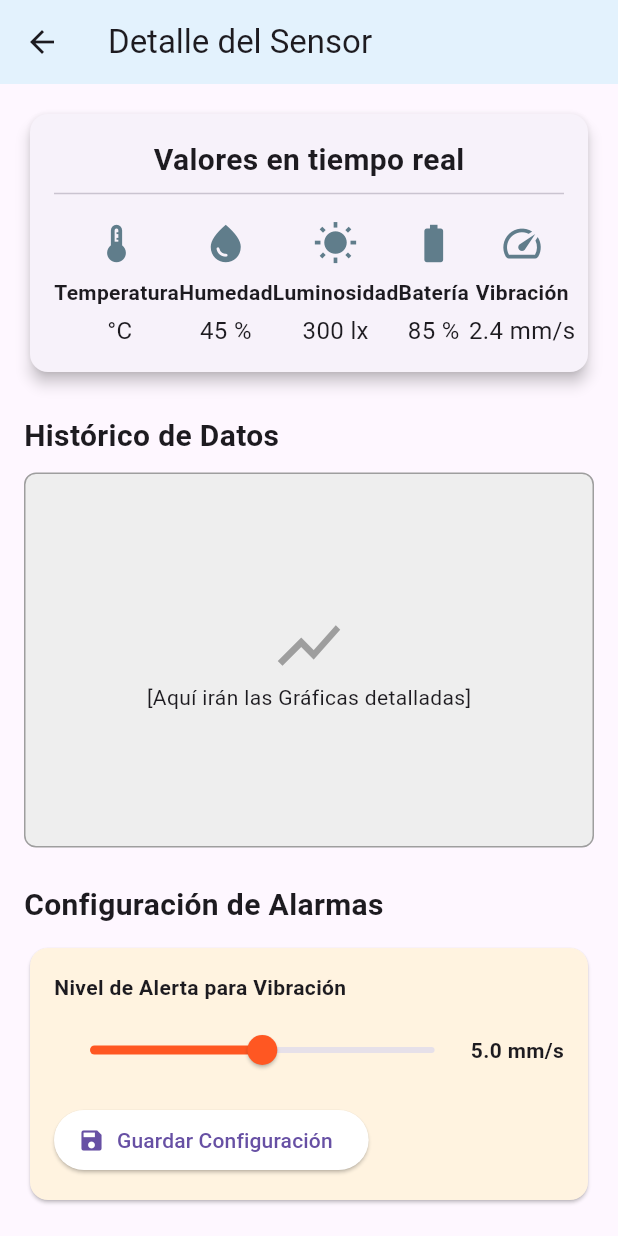
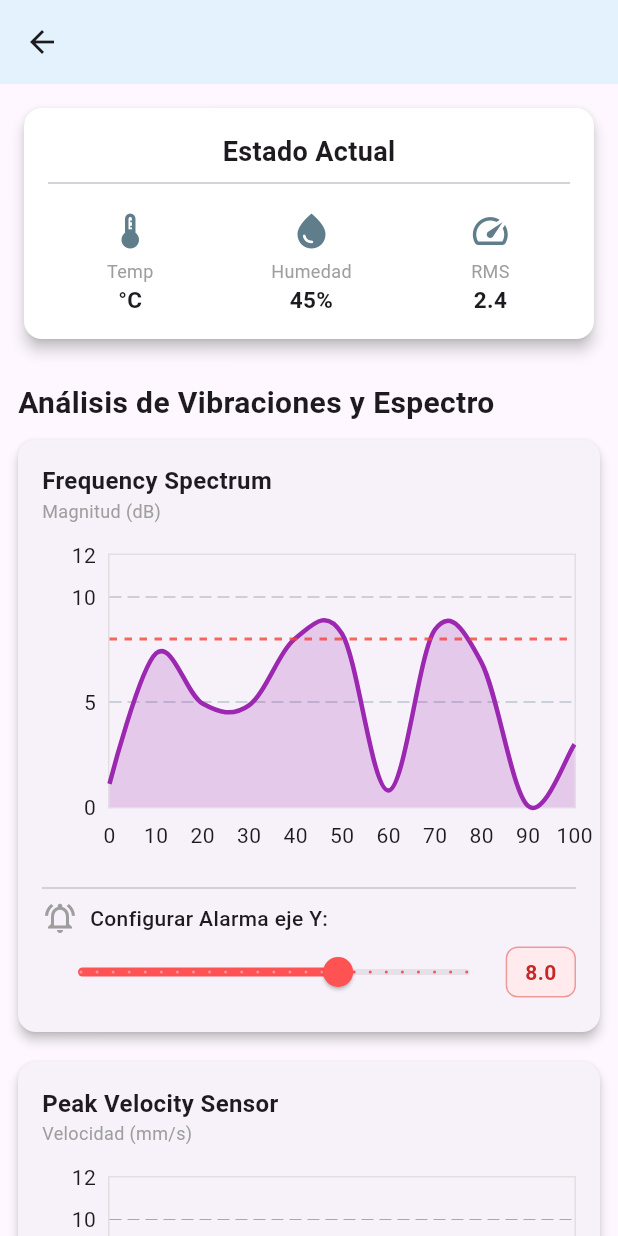
Before and after one commit to Yambo13/Panel_Flutter, a Flutter app: the SensorDetailScreen screen opened directly with empty values, on a phone screen of 412 x 824 dp. Run offline on Flutter 3.47's test engine with Material 3 defaults, Android fonts, the phone set to English and light mode, and no system bars; drawn by our look-alikes of fl_chart; our stand-ins replace flutter_map, latlong2, syncfusion_flutter_gauges; missing offline and left inert: influxdb_client.

Commit message:
Refactor SensorDetailScreen and add charts for vibration analysis

```diff
--- a/lib/ui/screens/sensor_detail_screen.dart
+++ b/lib/ui/screens/sensor_detail_screen.dart
@@ -1,129 +1,80 @@
 // lib/ui/screens/dashboard_screen.dart
 import 'package:flutter/material.dart';
+import 'package:fl_chart/fl_chart.dart'; // Importamos la librería de gráficas
+import 'package:agro/services/influx_services.dart';
+import 'dart:math'; // Para generar datos aleatorios
 
-
-
-class SensorDetailScreen extends StatefulWidget {
+class SensorDetailScreen extends StatelessWidget {
   final Map<String, dynamic> sensorData;
 
   const SensorDetailScreen({super.key, required this.sensorData});
 
   @override
-  State<SensorDetailScreen> createState() => _SensorDetailScreenState();
-}
-
-class _SensorDetailScreenState extends State<SensorDetailScreen> {
-  double _limiteAlarma = 5.0; //Estado local para el límite de alarma
-
-  @override
   Widget build(BuildContext context) {
-    final data = widget.sensorData;
-
     return Scaffold(
       appBar: AppBar(
-        title: Text("Detalle del Sensor ${widget.sensorData['id']}"),
+        title: Text(sensorData['id']),
         backgroundColor: Colors.blue[50],
       ),
-
       body: SingleChildScrollView(
-        padding: const EdgeInsets.all(16.0),
+        padding: const EdgeInsets.all(12.0),
         child: Column(
           crossAxisAlignment: CrossAxisAlignment.start,
           children: [
-            Card(
-              elevation:4,
+            // 1. Tarjeta de Resumen (Datos actuales estáticos)
+            _buildSummaryCard(),
+
+            const SizedBox(height: 24),
+            const Text("Análisis de Vibraciones y Espectro", style: TextStyle(fontSize: 20, fontWeight: FontWeight.bold)),
+            const SizedBox(height: 10),
+
+            // 2. LAS 4 GRÁFICAS SOLICITADAS
+            // Cada una es independiente y tiene su propia alarma
+            const _SensorChartCard(
+              title: "Frequency Spectrum",
+              lineColor: Colors.purple,
+              yAxisLabel: "Magnitud (dB)",
+              maxX: 100, // Eje X hasta 100 Hz
+            ),
+            const _SensorChartCard(
+              title: "Peak Velocity Sensor",
+              lineColor: Colors.green,
+              yAxisLabel: "Velocidad (mm/s)",
+            ),
+            const _SensorChartCard(
+              title: "Radial Bearing RMS Velocity",
+              lineColor: Colors.orange,
+              yAxisLabel: "Velocidad RMS (mm/s)",
+            ),
+            const _SensorChartCard(
+              title: "Radial Bearing Peak Acceleration",
+              lineColor: Colors.redAccent,
+              yAxisLabel: "Aceleración (G)",
+            ),
+          ],
+        ),
+      ),
+    );
+  }
+
+  Widget _buildSummaryCard() {
+    return Card(
+      elevation: 4,
+      color: Colors.white,
       child: Padding(
         padding: const EdgeInsets.all(16.0),
         child: Column(
           children: [
-                    const Text("Valores en tiempo real", style: TextStyle(fontSize: 20, fontWeight: FontWeight.bold)),
+            const Text("Estado Actual", style: TextStyle(fontSize: 18, fontWeight: FontWeight.bold)),
             const Divider(),
-                    const SizedBox(height:10),
+            const SizedBox(height: 10),
             Row(
               mainAxisAlignment: MainAxisAlignment.spaceAround,
               children: [
-                        _InfoColumn( icon: Icons.thermostat, label: "Temperatura", value: "${widget.sensorData['temperatura']} °C"),
-                        const _InfoColumn( icon: Icons.water_drop, label: "Humedad", value: "45 %"),
-                        const _InfoColumn( icon: Icons.wb_sunny, label: "Luminosidad", value: "300 lx"),
-                        const _InfoColumn( icon: Icons.battery_full, label: "Batería", value: "85 %"),
-                        const _InfoColumn( icon: Icons.speed, label: "Vibración", value: "2.4 mm/s"),
-                      ]
-                    ),
+                _InfoColumn(icon: Icons.thermostat, label: "Temp", value: "${sensorData['val']}°C"),
+                const _InfoColumn(icon: Icons.water_drop, label: "Humedad", value: "45%"),
+                const _InfoColumn(icon: Icons.speed, label: "RMS", value: "2.4"),
               ],
-                ),
-              ),
-            ),
-            const SizedBox(height: 24),
-
-            // 2. Sección de Gráficas (Placeholder)
-            const Text("Histórico de Datos", style: TextStyle(fontSize: 20, fontWeight: FontWeight.bold)),
-            const SizedBox(height: 10),
-            Container(
-              height: 250,
-              width: double.infinity,
-              decoration: BoxDecoration(
-                color: Colors.grey[200],
-                border: Border.all(color: Colors.grey),
-                borderRadius: BorderRadius.circular(8),
-              ),
-              child: Center(
-                child: Column(
-                  mainAxisAlignment: MainAxisAlignment.center,
-                  children: const [
-                    Icon(Icons.show_chart, size: 50, color: Colors.grey),
-                    Text("[Aquí irán las Gráficas detalladas]"),
-                  ],
-                ),
-              )
-            ),
-
-            const SizedBox(height: 24),
-            // 3. Configuración de Alarmas
-            const Text("Configuración de Alarmas", style: TextStyle(fontSize: 20, fontWeight: FontWeight.bold)),
-            const SizedBox(height: 10),
-            Card(
-              color: Colors.orange[50],
-              child: Padding(
-                padding: const EdgeInsets.all(16.0),
-                child: Column(
-                  crossAxisAlignment: CrossAxisAlignment.start,
-                  children: [
-                  const Text("Nivel de Alerta para Vibración", style: TextStyle(fontWeight: FontWeight.bold)),
-                  const SizedBox(height: 8),
-                  Row(
-                    children: [
-                      Expanded(
-                        child: Slider(
-                          value: _limiteAlarma,
-                          min: 0,
-                          max: 10,
-                          divisions: 100,
-                          label: _limiteAlarma.toStringAsFixed(1),
-                          activeColor: Colors.deepOrange,
-                          onChanged: (value) {
-                            setState(() {
-                              _limiteAlarma = value;
-                            });
-                          },
-                        ),
-                      ),
-                      Text("${_limiteAlarma.toStringAsFixed(1)} mm/s", style: const TextStyle(fontWeight: FontWeight.bold)),
-                    ],
-                  ),
-                  const SizedBox(height: 12),
-                  ElevatedButton.icon(
-                    onPressed: () {
-                      ScaffoldMessenger.of(context).showSnackBar(
-                        SnackBar(content: Text("Alarma configurada en ${_limiteAlarma.toStringAsFixed(1)} mm/s para ${widget.sensorData['id']}")),
-                      );
-                    },
-                    icon: const Icon(Icons.save),
-                    label: const Text("Guardar Configuración"),
-                    style: ElevatedButton.styleFrom(backgroundColor: Colors.white),
-                  )
-                ],
-              ),
-            ),
             ),
           ],
         ),
@@ -132,6 +83,166 @@ class _SensorDetailScreenState extends State<SensorDetailScreen> {
   }
 }
 
+// ---------------------------------------------------------------------------
+// WIDGET REUTILIZABLE PARA CADA GRÁFICA
+// Incluye la gráfica y su configuración de alarma propia
+// ---------------------------------------------------------------------------
+class _SensorChartCard extends StatefulWidget {
+  final String title;
+  final Color lineColor;
+  final String yAxisLabel;
+  final double maxX;
+
+  final String sensorId;
+  final String fieldName;
+
+
+  const _SensorChartCard({
+    required this.title,
+    required this.lineColor,
+    required this.yAxisLabel,
+    this.maxX = 10, // Por defecto 10 unidades de tiempo/muestra
+  });
+
+  @override
+  State<_SensorChartCard> createState() => _SensorChartCardState();
+}
+
+class _SensorChartCardState extends State<_SensorChartCard> {
+  double _alarmThreshold = 8.0; // Valor inicial de la alarma para esta gráfica
+  late List<FlSpot> _dummyData;
+
+  @override
+  void initState() {
+    super.initState();
+    _dummyData = _generateRandomData();
+  }
+
+  // Generador de datos falsos para visualizar la gráfica ahora
+  List<FlSpot> _generateRandomData() {
+    final Random random = Random();
+    return List.generate(11, (index) {
+      double yVal = random.nextDouble() * 10; // Valor entre 0 y 10
+      return FlSpot(index * (widget.maxX / 10), yVal);
+    });
+  }
+
+  @override
+  Widget build(BuildContext context) {
+    return Card(
+      elevation: 3,
+      margin: const EdgeInsets.only(bottom: 20),
+      shape: RoundedRectangleBorder(borderRadius: BorderRadius.circular(12)),
+      child: Padding(
+        padding: const EdgeInsets.all(16.0),
+        child: Column(
+          crossAxisAlignment: CrossAxisAlignment.start,
+          children: [
+            // Título de la Gráfica
+            Text(widget.title, style: const TextStyle(fontSize: 16, fontWeight: FontWeight.bold)),
+            Text(widget.yAxisLabel, style: const TextStyle(fontSize: 12, color: Colors.grey)),
+
+            const SizedBox(height: 20),
+
+            // GRÁFICA (fl_chart)
+            SizedBox(
+              height: 200,
+              child: LineChart(
+                LineChartData(
+                  minY: 0,
+                  maxY: 12, // Un poco más que el max random (10) para margen
+                  minX: 0,
+                  maxX: widget.maxX,
+                  // LÍNEA DE ALARMA (Horizontal roja)
+                  extraLinesData: ExtraLinesData(
+                    horizontalLines: [
+                      HorizontalLine(
+                        y: _alarmThreshold,
+                        color: Colors.red.withOpacity(0.8),
+                        strokeWidth: 2,
+                        dashArray: [5, 5], // Línea punteada
+                        label: HorizontalLineLabel(
+                          show: true,
+                          alignment: Alignment.topRight,
+                          style: const TextStyle(color: Colors.red, fontWeight: FontWeight.bold, fontSize: 10),
+                          labelResolver: (line) => "Límite: ${line.y.toStringAsFixed(1)}",
+                        ),
+                      ),
+                    ],
+                  ),
+                  gridData: const FlGridData(show: true, drawVerticalLine: false),
+                  titlesData: const FlTitlesData(
+                    topTitles: AxisTitles(sideTitles: SideTitles(showTitles: false)),
+                    rightTitles: AxisTitles(sideTitles: SideTitles(showTitles: false)),
+                  ),
+                  borderData: FlBorderData(show: true, border: Border.all(color: Colors.grey.shade300)),
+                  lineBarsData: [
+                    LineChartBarData(
+                      spots: _dummyData,
+                      isCurved: true,
+                      color: widget.lineColor,
+                      barWidth: 3,
+                      dotData: const FlDotData(show: false),
+                      belowBarData: BarAreaData(
+                        show: true,
+                        color: widget.lineColor.withOpacity(0.2), // Relleno suave debajo
+                      ),
+                    ),
+                  ],
+                ),
+              ),
+            ),
+
+            const SizedBox(height: 15),
+            const Divider(),
+
+            // CONFIGURACIÓN DE ALARMA
+            Row(
+              children: [
+                const Icon(Icons.notifications_active_outlined, color: Colors.grey),
+                const SizedBox(width: 8),
+                const Text("Configurar Alarma eje Y:", style: TextStyle(fontWeight: FontWeight.w500)),
+              ],
+            ),
+            Row(
+              children: [
+                Expanded(
+                  child: Slider(
+                    value: _alarmThreshold,
+                    min: 0,
+                    max: 12,
+                    divisions: 24,
+                    activeColor: Colors.redAccent,
+                    label: _alarmThreshold.toStringAsFixed(1),
+                    onChanged: (value) {
+                      setState(() {
+                        _alarmThreshold = value;
+                      });
+                    },
+                  ),
+                ),
+                Container(
+                  padding: const EdgeInsets.symmetric(horizontal: 12, vertical: 6),
+                  decoration: BoxDecoration(
+                    color: Colors.red[50],
+                    borderRadius: BorderRadius.circular(8),
+                    border: Border.all(color: Colors.red.shade200),
+                  ),
+                  child: Text(
+                    _alarmThreshold.toStringAsFixed(1),
+                    style: TextStyle(color: Colors.red[800], fontWeight: FontWeight.bold),
+                  ),
+                ),
+              ],
+            ),
+          ],
+        ),
+      ),
+    );
+  }
+}
+
+// Widget auxiliar para columnas de info (el mismo de antes)
 class _InfoColumn extends StatelessWidget {
   final IconData icon;
   final String label;
@@ -143,11 +254,10 @@ class _InfoColumn extends StatelessWidget {
   Widget build(BuildContext context) {
     return Column(
       children: [
-        Icon(icon, size: 30, color: Colors.blueGrey),
-        const SizedBox(height: 8),
-        Text(label, style: const TextStyle(fontWeight: FontWeight.bold)),
+        Icon(icon, color: Colors.blueGrey, size: 28),
         const SizedBox(height: 4),
-        Text(value, style: const TextStyle(fontSize: 16)),
+        Text(label, style: const TextStyle(fontSize: 12, color: Colors.grey)),
+        Text(value, style: const TextStyle(fontSize: 15, fontWeight: FontWeight.bold)),
       ],
     );
   }
```
Lines whose indentation alone changed are shown as unchanged.
